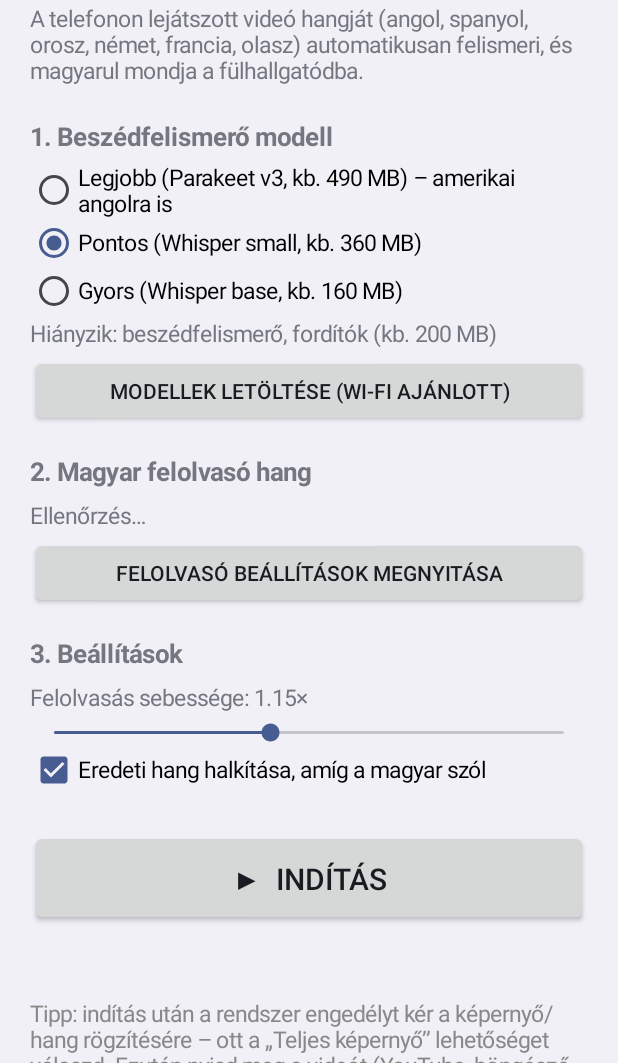
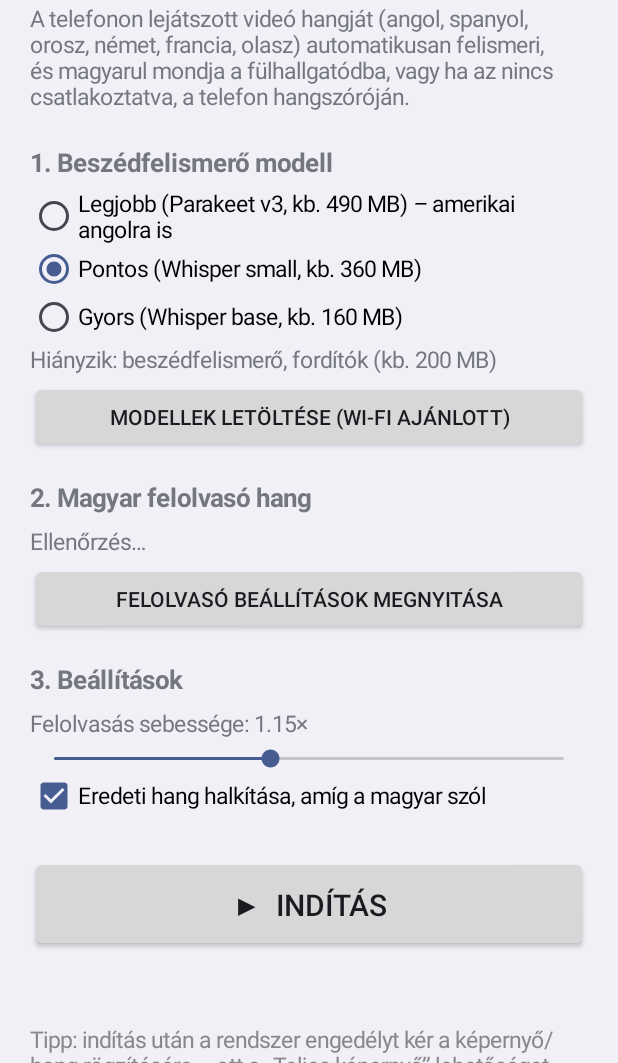
Before and after one commit to nincsmega71/Szinkrontolmacs, an Android app: the screen it shows after launch (MainActivity), on a phone screen of 412 x 824 dp, the part 173-1236 px from its top. Run offline under Robolectric (Android 15) with nearby library versions, the phone set to English and light mode, and no system bars; libraries missing offline, so code that uses them is left out: com.google.mlkit.common, com.google.mlkit.nl, com.k2fsa.sherpa, org.apache.commons; 1 statement that could not run was skipped.

Commit message:
Magyar hang a hangszórón is, ha nincs füles csatlakoztatva
A TTS hangtípusa USAGE_ASSISTANT helyett USAGE_ASSISTANCE_NAVIGATION_GUIDANCE,
így a rendszer fülesre irányítja, ha van, különben a telefon hangszórójára.
A belső hang rögzítése továbbra sem veszi vissza (nem MEDIA típus).

Co-Authored-By: Claude Opus 5.5 <noreply@anthropic.com>
Claude-Session: https://claude.ai/code/session_012BMU5pD9jsiH11JxfhyGj6

```diff
--- a/app/src/main/java/hu/tamas/szinkrontolmacs/MainActivity.kt
+++ b/app/src/main/java/hu/tamas/szinkrontolmacs/MainActivity.kt
@@ -105,7 +105,7 @@ class MainActivity : Activity() {
         })
         oszlop.addView(szoveg(
             "A telefonon lejátszott videó hangját (angol, spanyol, orosz, német, francia, olasz) " +
-                "automatikusan felismeri, és magyarul mondja a fülhallgatódba."
+                "automatikusan felismeri, és magyarul mondja a fülhallgatódba, vagy ha az nincs csatlakoztatva, a telefon hangszóróján."
         ))
 
         // 1. Beszédfelismerő
--- a/app/src/main/java/hu/tamas/szinkrontolmacs/TolmacsService.kt
+++ b/app/src/main/java/hu/tamas/szinkrontolmacs/TolmacsService.kt
@@ -115,7 +115,7 @@ class TolmacsService : Service() {
     private val fokuszHandler = Handler(Looper.getMainLooper())
 
     private val tolmacsHangAttr = AudioAttributes.Builder()
-        .setUsage(AudioAttributes.USAGE_ASSISTANT)          // nem MEDIA → nem rögzítjük vissza
+        .setUsage(AudioAttributes.USAGE_ASSISTANCE_NAVIGATION_GUIDANCE) // nem MEDIA → nem rögzítjük vissza; füles ha van, különben hangszóró
         .setContentType(AudioAttributes.CONTENT_TYPE_SPEECH)
         .build()
 
@@ -327,7 +327,7 @@ class TolmacsService : Service() {
 
             if (leall) return
             rogzitoSzal = Thread({ rogzites() }, "tolmacs-rogzito").also { it.start() }
-            jelez("Fut – indítsd el a videót. A magyar hang a fülhallgatóban szól.")
+            jelez("Fut – indítsd el a videót. A magyar hang a fülhallgatóban, ha az nincs, a hangszórón szól.")
             ertesitesFrissit("Fut – figyeli a lejátszott hangot")
             feldolgozas()
         } catch (e: Throwable) {
```
